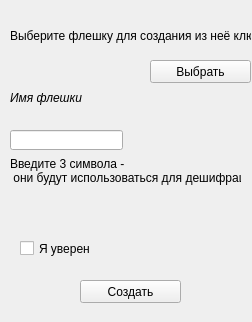
First picture: the form in ui/createNewFlash_interface.ui, repository TimurKhen/SCAT, before the edit.
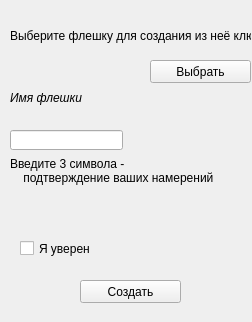
Second picture: the form after the edit.

```diff
--- a/ui/createNewFlash_interface.ui
+++ b/ui/createNewFlash_interface.ui
@@ -103,8 +103,8 @@
     </rect>
    </property>
    <property name="text">
-    <string>Введите 3 символа - 
- они будут использоваться для дешифрации</string>
+    <string>Введите 3 символа -
+    подтверждение ваших намерений</string>
    </property>
   </widget>
  </widget>
```
